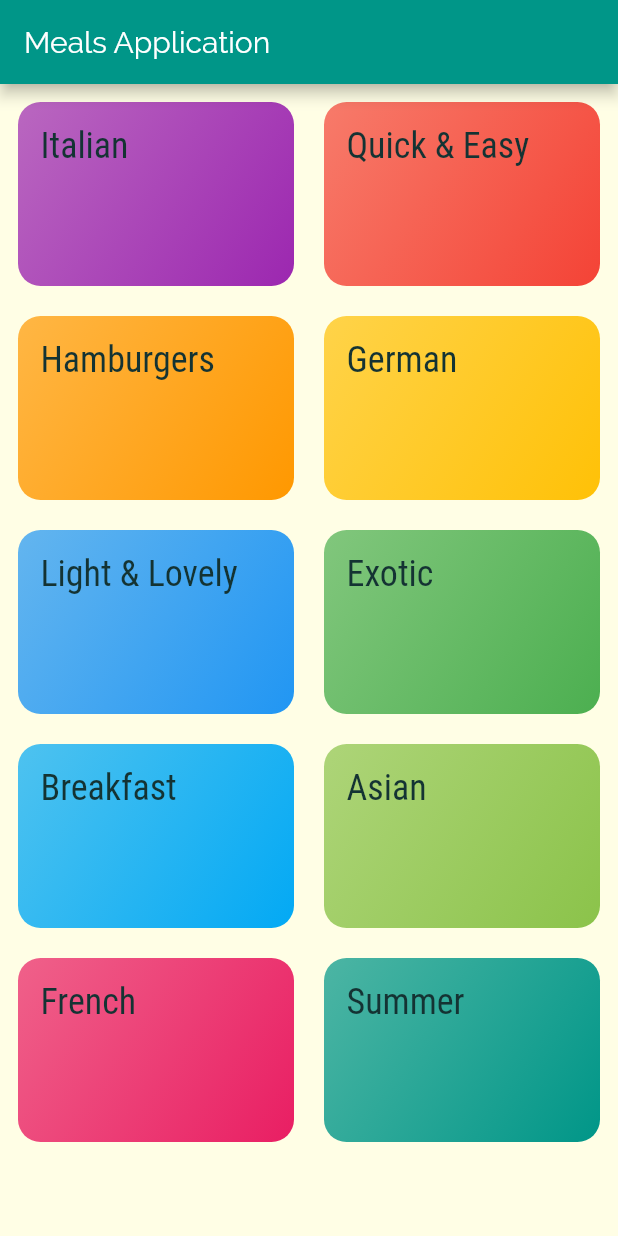
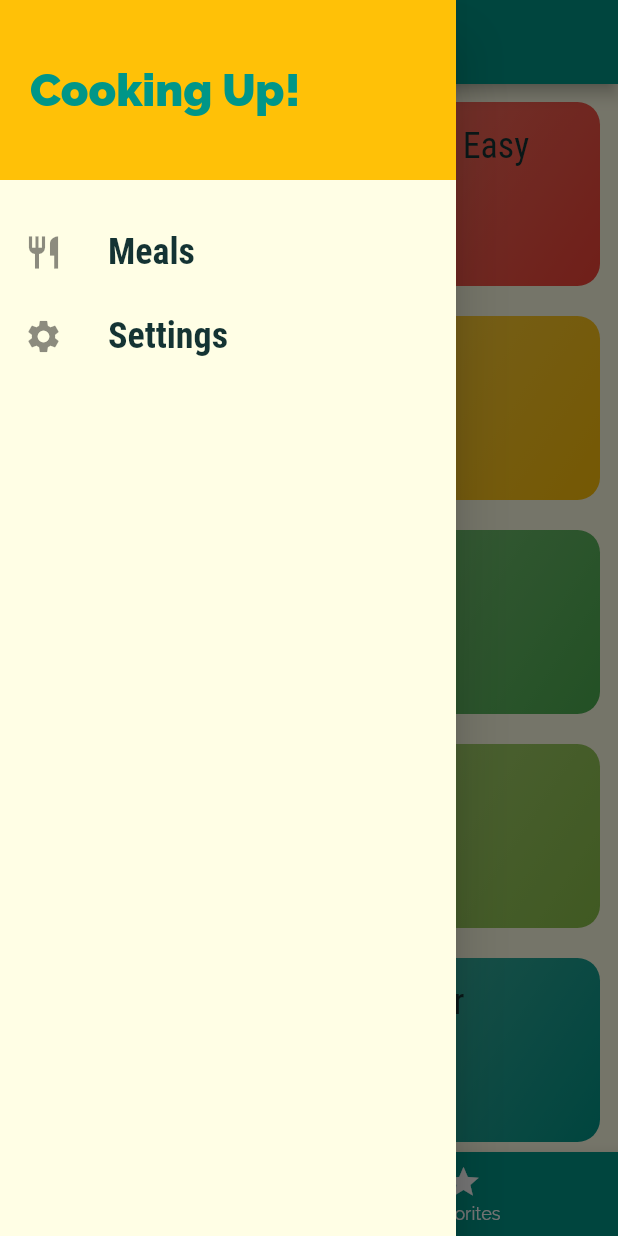
Before and after one commit to abkristanto/Meals-App-Flutter, a Flutter app: the screen it shows after launch, with the side drawer open (before the commit the screen has no drawer), on a phone screen of 412 x 824 dp. Run offline on Flutter 3.47's test engine with Material 2 defaults, Android fonts, the phone set to English and light mode, and no system bars.

Commit message:
Finished App

```diff
--- a/lib/main.dart
+++ b/lib/main.dart
@@ -1,14 +1,73 @@
 import 'package:flutter/material.dart';
+import 'dummy_data.dart';
 
 import 'screens/categories_screen.dart';
 import 'screens/category_meals_screen.dart';
 import 'screens/meal_detail_screen.dart';
+import 'screens/tabs_screen.dart';
+import 'screens/filters_screen.dart';
+import './models/meal.dart';
 
 void main() {
   runApp(MyApp());
 }
 
-class MyApp extends StatelessWidget {
+class MyApp extends StatefulWidget {
+  @override
+  _MyAppState createState() => _MyAppState();
+}
+
+class _MyAppState extends State<MyApp> {
+  Map<String, bool> _filters = {
+    'gluten': false,
+    'lactose': false,
+    'vegan': false,
+    'vegetarian': false
+  };
+
+  List<Meal> _availableMeals = DUMMY_MEALS;
+  List<Meal> _favoriteMeals = [];
+
+  void _setFilters(Map<String, bool> filterData) {
+    setState(() {
+      _filters = filterData;
+
+      _availableMeals = DUMMY_MEALS.where((meal) {
+        if (_filters['gluten'] && !meal.isGlutenFree) {
+          return false;
+        }
+        if (_filters['lactose'] && !meal.isLactoseFree) {
+          return false;
+        }
+        if (_filters['vegan'] && !meal.isVegan) {
+          return false;
+        }
+        if (_filters['vegetarian'] && !meal.isVegetarian) {
+          return false;
+        }
+        return true;
+      }).toList();
+    });
+  }
+
+  void _toggleFavorite(String mealId) {
+    final existingIndex =
+        _favoriteMeals.indexWhere((meal) => meal.id == mealId);
+    if (existingIndex >= 0) {
+      setState(() {
+        _favoriteMeals.removeAt(existingIndex);
+      });
+    } else {
+      setState(() {
+        _favoriteMeals.add(DUMMY_MEALS.firstWhere((meal) => meal.id == mealId));
+      });
+    }
+  }
+
+  bool _isMealFavorite(String id) {
+    return _favoriteMeals.any((meal) => meal.id == id);
+  }
+
   @override
   Widget build(BuildContext context) {
     return MaterialApp(
@@ -35,9 +94,11 @@
       ),
       // home: CategoriesScreen(),
       routes: {
-        '/': (ctx) => CategoriesScreen(),
-        CategoryMealsScreen.routeName: (ctx) => CategoryMealsScreen(),
-        MealDetailScreen.routeName: (ctx) => MealDetailScreen(),
+        '/': (ctx) => TabsScreen(_favoriteMeals),
+        CategoryMealsScreen.routeName: (ctx) =>
+            CategoryMealsScreen(_availableMeals),
+        MealDetailScreen.routeName: (ctx) => MealDetailScreen(_toggleFavorite, _isMealFavorite),
+        FiltersScreen.routeName: (ctx) => FiltersScreen(_filters, _setFilters),
       },
       onUnknownRoute: (settings) {
         return MaterialPageRoute(
--- a/lib/screens/categories_screen.dart
+++ b/lib/screens/categories_screen.dart
@@ -6,11 +6,7 @@
 class CategoriesScreen extends StatelessWidget {
   @override
   Widget build(BuildContext context) {
-    return Scaffold(
-      appBar: AppBar(
-        title: const Text('Meals Application'),
-      ),
-      body: GridView(
+    return GridView(
       padding: const EdgeInsets.all(12),
       children: DUMMY_CATEGORIES.map((catData) {
         return CategoryItem(
@@ -25,7 +21,6 @@
         crossAxisSpacing: 20,
         mainAxisSpacing: 20,
       ),
-      ),
     );
   }
 }
--- /dev/null
+++ b/lib/screens/tabs_screen.dart
@@ -0,0 +1,71 @@
+import 'package:flutter/material.dart';
+import 'package:meals_app_flutter/screens/categories_screen.dart';
+import 'package:meals_app_flutter/screens/favorites_screen.dart';
+import '../widgets/main_drawer.dart';
+import '../models/meal.dart';
+
+class TabsScreen extends StatefulWidget {
+  final List<Meal> favoriteMeals;
+
+  TabsScreen(this.favoriteMeals);
+
+  @override
+  _TabsScreenState createState() => _TabsScreenState();
+}
+
+class _TabsScreenState extends State<TabsScreen> {
+  List<Map<String, Object>> _pages;
+  int _selectedPageIndex = 0;
+
+  @override
+  void initState() {
+    _pages = [
+      {
+        'page': CategoriesScreen(),
+        'title': 'Categories',
+      },
+      {
+        'page': FavoritesScreen(widget.favoriteMeals),
+        'title': 'Your Favorites',
+      },
+    ];
+    super.initState();
+  }
+
+  void _selectPage(int index) {
+    setState(() {
+      _selectedPageIndex = index;
+    });
+  }
+
+  @override
+  Widget build(BuildContext context) {
+    return Scaffold(
+      appBar: AppBar(
+        title: Text(_pages[_selectedPageIndex]['title']),
+      ),
+      drawer: MainDrawer(),
+      body: _pages[_selectedPageIndex]['page'],
+      bottomNavigationBar: BottomNavigationBar(
+        onTap: _selectPage,
+        backgroundColor: Theme.of(context).primaryColor,
+        unselectedItemColor: Colors.white,
+        selectedItemColor: Theme.of(context).accentColor,
+        currentIndex: _selectedPageIndex,
+        // type: BottomNavigationBarType.shifting,
+        items: [
+          BottomNavigationBarItem(
+            backgroundColor: Theme.of(context).primaryColor,
+            icon: Icon(Icons.category),
+            label: 'Categories',
+          ),
+          BottomNavigationBarItem(
+            backgroundColor: Theme.of(context).primaryColor,
+            icon: Icon(Icons.star),
+            label: 'Favorites',
+          ),
+        ],
+      ),
+    );
+  }
+}
--- /dev/null
+++ b/lib/widgets/main_drawer.dart
@@ -0,0 +1,60 @@
+import 'package:flutter/material.dart';
+import '../screens/filters_screen.dart';
+
+class MainDrawer extends StatelessWidget {
+  Widget buildListTile(String title, IconData icon, Function tapHandler) {
+    return ListTile(
+      leading: Icon(icon, size: 26),
+      title: Text(
+        title,
+        style: TextStyle(
+          fontFamily: 'RobotoCondensed',
+          fontSize: 24,
+          fontWeight: FontWeight.bold,
+        ),
+      ),
+      onTap: tapHandler,
+    );
+  }
+
+  @override
+  Widget build(BuildContext context) {
+    return Drawer(
+      child: Column(
+        children: [
+          Container(
+            height: 120,
+            width: double.infinity,
+            padding: EdgeInsets.all(20),
+            alignment: Alignment.centerLeft,
+            color: Theme.of(context).accentColor,
+            child: Text(
+              'Cooking Up!',
+              style: TextStyle(
+                  fontWeight: FontWeight.w900,
+                  fontSize: 30,
+                  color: Theme.of(context).primaryColor),
+            ),
+          ),
+          SizedBox(
+            height: 20,
+          ),
+          buildListTile(
+            'Meals',
+            Icons.restaurant,
+            () {
+              Navigator.of(context).pushReplacementNamed('/');
+            },
+          ),
+          buildListTile(
+            'Settings',
+            Icons.settings,
+            () {
+              Navigator.of(context).pushReplacementNamed(FiltersScreen.routeName);
+            },
+          ),
+        ],
+      ),
+    );
+  }
+}
```
Also changed, not shown: lib/screens/category_meals_screen.dart (+38 -19 lines), lib/screens/favorites_screen.dart (added, +30 -0 lines), lib/screens/filters_screen.dart (added, +110 -0 lines), lib/screens/meal_detail_screen.dart (+60 -20 lines), lib/widgets/meal_item.dart (+10 -1 lines). Lines whose indentation alone changed are shown as unchanged.
